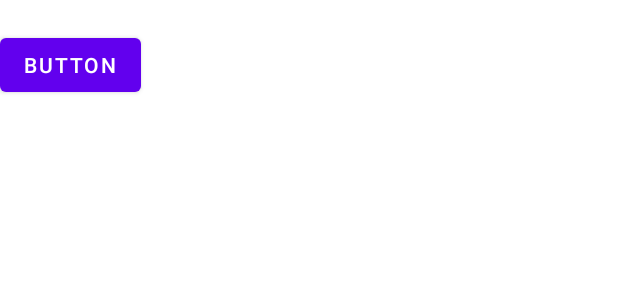
After one commit to maciejgogulski/project-management-mobile, an Android app: the layout project_list_fragment_layout.xml on its own in the app's theme, with its tools: preview values and no code run, on a phone screen of 412 x 824 dp. The commit adds this screen. Shown: the top 300 px of the screen. Run offline under Robolectric (Android 15) with nearby library versions, the phone set to English and light mode, and no system bars.

```diff
--- a/app/build.gradle
+++ b/app/build.gradle
@@ -35,6 +35,8 @@ dependencies {
     implementation 'androidx.constraintlayout:constraintlayout:2.1.4'
     implementation 'com.squareup.okhttp3:okhttp:4.9.1'
 
+    // Java language implementation
+    implementation("androidx.fragment:fragment:1.5.6")
 
     testImplementation 'junit:junit:4.13.2'
     androidTestImplementation 'androidx.test.ext:junit:1.1.5'
--- /dev/null
+++ b/app/src/main/res/layout/project_list_fragment_layout.xml
@@ -0,0 +1,24 @@
+<?xml version="1.0" encoding="utf-8"?>
+<LinearLayout xmlns:android="http://schemas.android.com/apk/res/android"
+    xmlns:tools="http://schemas.android.com/tools"
+    android:layout_width="match_parent"
+    android:layout_height="match_parent"
+    android:orientation="vertical">
+
+    <TextView
+        android:id="@+id/project_list_text_view"
+        android:layout_width="wrap_content"
+        android:layout_height="wrap_content"
+        android:text=""
+        tools:layout_editor_absoluteX="159dp"
+        tools:layout_editor_absoluteY="391dp" />
+
+    <Button
+        android:id="@+id/button"
+        android:layout_width="wrap_content"
+        android:layout_height="wrap_content"
+        android:text="Button"
+        tools:layout_editor_absoluteX="159dp"
+        tools:layout_editor_absoluteY="391dp" />
+
+</LinearLayout>
--- a/app/src/main/res/values/strings.xml
+++ b/app/src/main/res/values/strings.xml
@@ -1,3 +1,5 @@
 <resources>
     <string name="app_name">todolist_mobile</string>
+    <!-- TODO: Remove or change this placeholder text -->
+    <string name="hello_blank_fragment">Hello blank fragment</string>
 </resources>
```
Also changed, not shown: app/src/main/java/pl/kalisz/ak/pup/todolist_mobile/MainActivity.java (+15 -18 lines), app/src/main/java/pl/kalisz/ak/pup/todolist_mobile/fragments/ProjectListFragment.java (added, +71 -0 lines), app/src/main/java/pl/kalisz/ak/pup/todolist_mobile/rest/HttpService.java (+3 -10 lines), app/src/main/java/pl/kalisz/ak/pup/todolist_mobile/rest/clients/HttpClient.java (+9 -0 lines), app/src/main/java/pl/kalisz/ak/pup/todolist_mobile/rest/clients/ProjectClient.java (+12 -1 lines), app/src/main/res/layout/activity_main.xml (+7 -18 lines).
